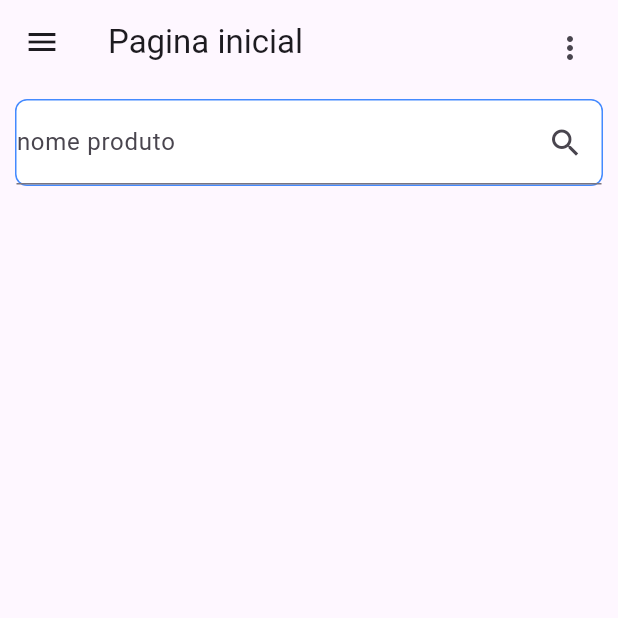
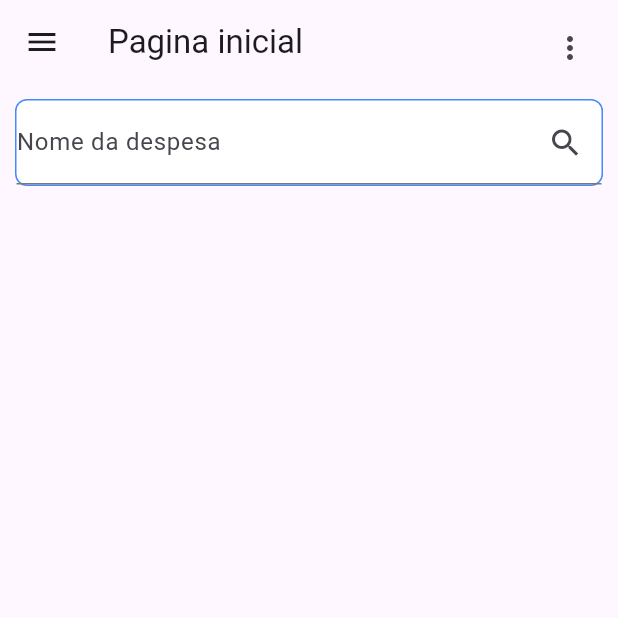
Before and after one commit to jcsoares22/projetoCustoOriginal, a Flutter app: the PesqDespesas screen opened by its route, on a phone screen of 412 x 824 dp, the top half of it. Run offline on Flutter 3.47's test engine with Material 3 defaults, Android fonts, the phone set to English and light mode, and no system bars; our stand-ins replace font_awesome_flutter.

Commit message:
commit
commit

```diff
--- a/lib/components/app_drawer.dart
+++ b/lib/components/app_drawer.dart
@@ -46,7 +46,8 @@ class AppDrawer extends StatelessWidget {
             leading: Icon(Icons.add_chart_sharp),
             title: Text('Despesas'),
             onTap: (() {
-              Navigator.of(context).pushReplacementNamed(AppRoutes.DESPESAS);
+              Navigator.of(context)
+                  .pushReplacementNamed(AppRoutes.PESQ_DESPESAS);
             }),
           ),
           const Divider(),
--- a/lib/feature/despesas/pesq_despesas.dart
+++ b/lib/feature/despesas/pesq_despesas.dart
@@ -26,7 +26,7 @@ class _PesqDespesasState extends State<PesqDespesas> {
           decoration: _decoracao,
           child: TextField(
             decoration: InputDecoration(
-              labelText: 'nome produto'.padRight(120),
+              labelText: 'Nome da despesa',
               suffixIcon: IconButton(
                 onPressed: () {},
                 icon: Icon(Icons.search),
```
Lines whose indentation alone changed are shown as unchanged.
